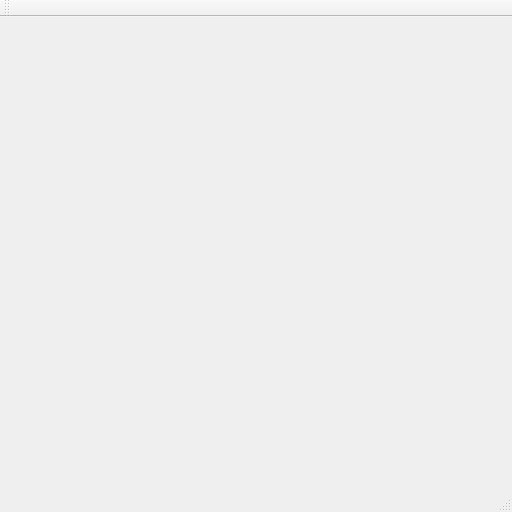
First picture: the form in ASQt/ASQt.ui, repository YuheiKashima/Audio, before the edit.
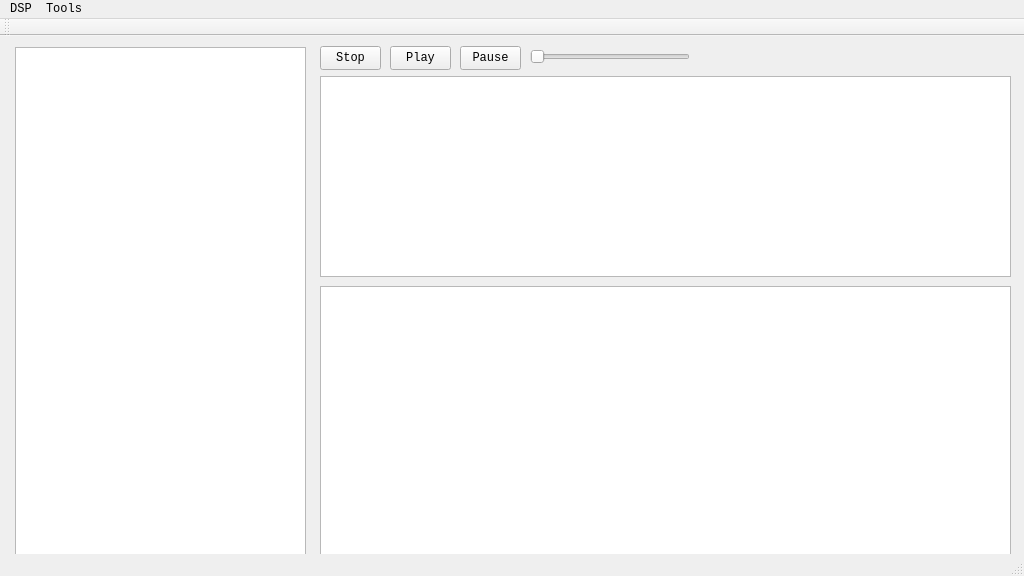
Second picture: the form after the edit.

Patch:
```diff
--- a/ASQt/ASQt.ui
+++ b/ASQt/ASQt.ui
@@ -6,20 +6,20 @@
    <rect>
     <x>0</x>
     <y>0</y>
-    <width>512</width>
-    <height>512</height>
+    <width>1024</width>
+    <height>576</height>
    </rect>
   </property>
   <property name="minimumSize">
    <size>
-    <width>512</width>
-    <height>512</height>
+    <width>1024</width>
+    <height>576</height>
    </size>
   </property>
   <property name="maximumSize">
    <size>
-    <width>512</width>
-    <height>512</height>
+    <width>1980</width>
+    <height>1080</height>
    </size>
   </property>
   <property name="font">
@@ -33,7 +33,93 @@
   <property name="windowTitle">
    <string>ASQt</string>
   </property>
-  <widget class="QWidget" name="m_CentralWidget"/>
+  <widget class="QWidget" name="m_CentralWidget">
+   <widget class="QTreeView" name="m_MusicExplorer">
+    <property name="geometry">
+     <rect>
+      <x>15</x>
+      <y>11</y>
+      <width>291</width>
+      <height>511</height>
+     </rect>
+    </property>
+    <property name="headerHidden">
+     <bool>false</bool>
+    </property>
+   </widget>
+   <widget class="QTextBrowser" name="m_InfoViewer">
+    <property name="geometry">
+     <rect>
+      <x>320</x>
+      <y>40</y>
+      <width>691</width>
+      <height>201</height>
+     </rect>
+    </property>
+   </widget>
+   <widget class="QPushButton" name="m_PlayButton">
+    <property name="geometry">
+     <rect>
+      <x>390</x>
+      <y>10</y>
+      <width>61</width>
+      <height>24</height>
+     </rect>
+    </property>
+    <property name="text">
+     <string>Play</string>
+    </property>
+   </widget>
+   <widget class="QPushButton" name="m_StopButton">
+    <property name="geometry">
+     <rect>
+      <x>320</x>
+      <y>10</y>
+      <width>61</width>
+      <height>24</height>
+     </rect>
+    </property>
+    <property name="text">
+     <string>Stop</string>
+    </property>
+   </widget>
+   <widget class="QPushButton" name="m_PauseButton">
+    <property name="geometry">
+     <rect>
+      <x>460</x>
+      <y>10</y>
+      <width>61</width>
+      <height>24</height>
+     </rect>
+    </property>
+    <property name="text">
+     <string>Pause</string>
+    </property>
+   </widget>
+   <widget class="QSlider" name="m_VolController">
+    <property name="geometry">
+     <rect>
+      <x>530</x>
+      <y>10</y>
+      <width>160</width>
+      <height>22</height>
+     </rect>
+    </property>
+    <property name="orientation">
+     <enum>Qt::Horizontal</enum>
+    </property>
+   </widget>
+   <widget class="QListWidget" name="m_PlayList">
+    <property name="geometry">
+     <rect>
+      <x>320</x>
+      <y>250</y>
+      <width>691</width>
+      <height>271</height>
+     </rect>
+    </property>
+   </widget>
+  </widget>
   <widget class="QStatusBar" name="m_StatusBar"/>
   <widget class="QToolBar" name="m_MainToolBar">
    <attribute name="toolBarArea">
@@ -48,10 +134,26 @@
     <rect>
      <x>0</x>
      <y>0</y>
-     <width>512</width>
+     <width>1024</width>
      <height>22</height>
     </rect>
    </property>
+   <widget class="QMenu" name="menuDSP">
+    <property name="title">
+     <string>DSP</string>
+    </property>
+    <addaction name="actionreverb"/>
+    <addaction name="actionEQ"/>
+    <addaction name="actionCompressor"/>
+   </widget>
+   <widget class="QMenu" name="menuTools">
+    <property name="title">
+     <string>Tools</string>
+    </property>
+    <addaction name="actionPreference"/>
+   </widget>
+   <addaction name="menuDSP"/>
+   <addaction name="menuTools"/>
   </widget>
   <action name="m_ActionPreference">
    <property name="text">
```
Left out of the diff: 20 changed lines with no effect on the pictures.
